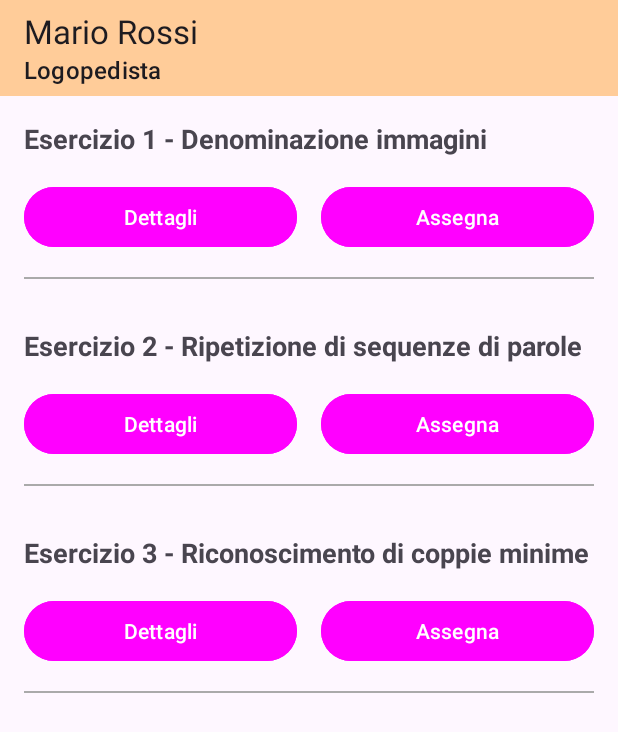
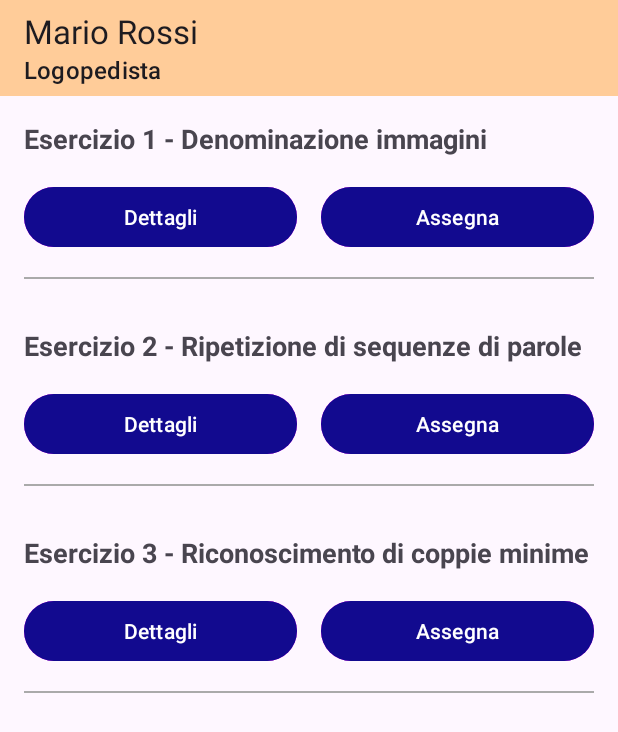
Before and after one commit to SimonaPia/Oreo, an Android app: the screen it shows after launch (ExerciseListActivity), on a phone screen of 412 x 824 dp. Shown: the top 732 px of the screen. Run offline under Robolectric (Android 15) with nearby library versions, the phone set to English and light mode, and no system bars.

Commit message:
cambiato il colore dei pulsanti

```diff
--- a/app/src/main/java/it/uniba/dib/sms2324_16/ExerciseListAdapter.java
+++ b/app/src/main/java/it/uniba/dib/sms2324_16/ExerciseListAdapter.java
@@ -11,6 +11,7 @@ import android.widget.TextView;
 import android.widget.Toast;
 
 import androidx.annotation.NonNull;
+import androidx.core.content.ContextCompat;
 import androidx.recyclerview.widget.LinearLayoutManager;
 import androidx.recyclerview.widget.RecyclerView;
 
@@ -78,6 +79,14 @@ public class ExerciseListAdapter extends RecyclerView.Adapter<ExerciseListAdapte
     public void onBindViewHolder(@NonNull ExerciseViewHolder holder, int position) {
         Exercise exercise = exerciseList.get(position);
         holder.bind(exercise, listener);
+
+        // Ottieni riferimenti ai bottoni dal layout item_exercise.xml
+        Button detailsButton = holder.itemView.findViewById(R.id.details_button_id);
+        Button assignButton = holder.itemView.findViewById(R.id.assign_button_id);
+
+        // Imposta il colore dei bottoni
+        detailsButton.setBackgroundColor(ContextCompat.getColor(context, R.color.blu_oltremare));
+        assignButton.setBackgroundColor(ContextCompat.getColor(context, R.color.blu_oltremare));
     }
 
     @Override
@@ -211,8 +220,14 @@ public class ExerciseListAdapter extends RecyclerView.Adapter<ExerciseListAdapte
             public void onClick(DialogInterface dialog, int which) {
                 // Assegna l'esercizio al paziente selezionato
                 selectedPatient.addAssignedExercise(exercise);
+
                 // Notifica l'activity dell'assegnazione e della necessità di aggiornare l'adapter
-                listener.onAssignClick(exercise, selectedPatient, exercisePosition);
+                if (listener != null) {
+                    listener.onAssignClick(exercise, selectedPatient, exercisePosition);
+                }
+
+                // Aggiungi il toast qui
+                Toast.makeText(context, "Esercizio assegnato a " + selectedPatient.getName(), Toast.LENGTH_SHORT).show();
             }
         });
         builder.setNegativeButton("No", new DialogInterface.OnClickListener() {
```
